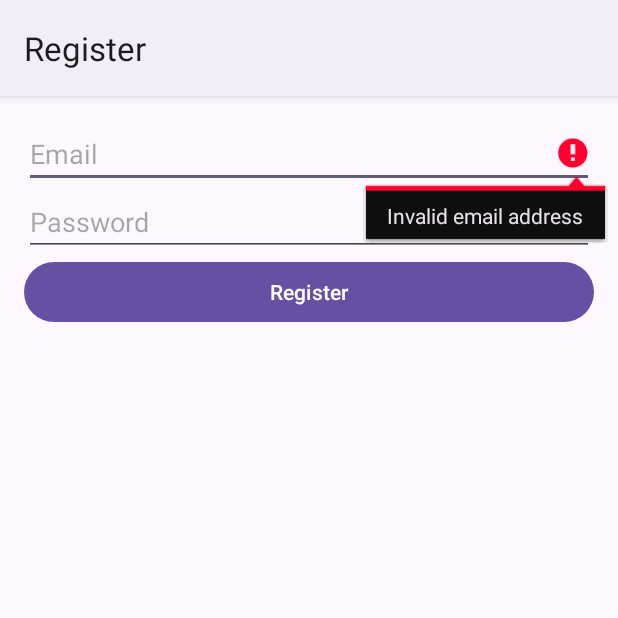
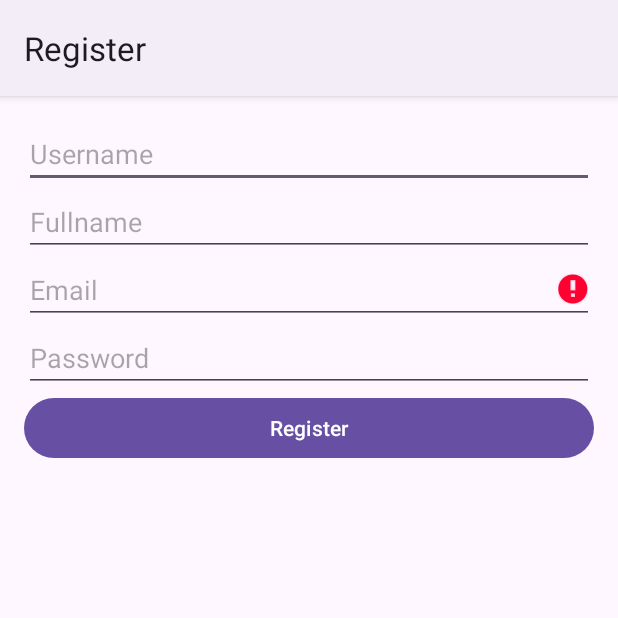
Before and after one commit to n4days/SIMKampus, an Android app: the Register screen opened directly, with no data from a screen before it, after a tap on "Register", on a phone screen of 412 x 824 dp, the top half of it. Run offline under Robolectric (Android 15) with nearby library versions, the phone set to English and light mode, and no system bars.

Commit message:
feat(n4days) controller column in Register add some columns

```diff
--- a/app/src/main/java/com/example/simkampus/DatabaseHelper.java
+++ b/app/src/main/java/com/example/simkampus/DatabaseHelper.java
@@ -14,8 +14,10 @@
     public static final String DATABASE_NAME = "User.db";
     public static final String TABLE_NAME = "user_table";
     public static final String COL_1 = "ID";
-    public static final String COL_2 = "EMAIL";
-    public static final String COL_3 = "PASSWORD";
+    public static final String COL_2 = "USERNAME";
+    public static final String COL_3 = "FULLNAME";
+    public static final String COL_4 = "EMAIL";
+    public static final String COL_5 = "PASSWORD";
 
     private static final String TABLE_NAME_2 = "mahasiswa_table";
     private static final String COLUMN_ID = "ID";
@@ -26,11 +28,11 @@
     private static final String COLUMN_ADDRESS = "ADDRESS";
 
     public DatabaseHelper(Context context) {
-        super(context, DATABASE_NAME, null, 2);
+        super(context, DATABASE_NAME, null, 3);
     }
 
     public void onCreate(SQLiteDatabase db) {
-        db.execSQL("create table " + TABLE_NAME + " (ID INTEGER PRIMARY KEY AUTOINCREMENT, EMAIL TEXT, PASSWORD TEXT)");
+        db.execSQL("create table " + TABLE_NAME + " (ID INTEGER PRIMARY KEY AUTOINCREMENT, USERNAME TEXT, FULLNAME TEXT, EMAIL TEXT, PASSWORD TEXT)");
         db.execSQL("create table " + TABLE_NAME_2 + " (ID INTEGER PRIMARY KEY AUTOINCREMENT, NIM TEXT, NAMA TEXT, DOB TEXT, GENDER TEXT, ADDRESS TEXT)");
     }
 
@@ -40,11 +42,13 @@
         onCreate(db);
     }
 
-    public boolean insert(String email, String password) {
+    public boolean insert(String username, String fullname, String email, String password) {
         SQLiteDatabase db = this.getWritableDatabase();
         ContentValues contentValues = new ContentValues();
-        contentValues.put(COL_2, email);
-        contentValues.put(COL_3, password);
+        contentValues.put(COL_2, username);
+        contentValues.put(COL_3, fullname);
+        contentValues.put(COL_4, email);
+        contentValues.put(COL_5, password);
         long result = db.insert(TABLE_NAME, null, contentValues);
         return result != -1;
     }
--- a/app/src/main/java/com/example/simkampus/Register.java
+++ b/app/src/main/java/com/example/simkampus/Register.java
@@ -12,7 +12,7 @@
 
 public class Register extends AppCompatActivity {
 
-    EditText etRegEmail, etRegPassword;
+    EditText etUsername, etFullname, etRegEmail, etRegPassword;
     Button btnRegRegister;
     DatabaseHelper db;
 
@@ -21,6 +21,8 @@
         super.onCreate(savedInstanceState);
         setContentView(R.layout.activity_register);
 
+        etUsername = findViewById(R.id.etUsername);
+        etFullname = findViewById(R.id.etFullname);
         etRegEmail = findViewById(R.id.etRegEmail);
         etRegPassword = findViewById(R.id.etRegPassword);
         btnRegRegister = findViewById(R.id.btnRegRegister);
@@ -29,6 +31,8 @@
         btnRegRegister.setOnClickListener(new View.OnClickListener() {
             @Override
             public void onClick(View v) {
+                String username = etUsername.getText().toString();
+                String fullname = etFullname.getText().toString();
                 String email = etRegEmail.getText().toString();
                 String password = etRegPassword.getText().toString();
                 if (Patterns.EMAIL_ADDRESS.matcher(email).matches()) {
@@ -36,7 +40,7 @@
                     if (checkEmail == false) {
                         String hashedPassword = Utils.hashMD5(password);
 
-                        Boolean insert = db.insert(email, hashedPassword);
+                        Boolean insert = db.insert(username, fullname, email, hashedPassword);
                         if (insert == true) {
                             Toast.makeText(getApplicationContext(), "Registered Successfully", Toast.LENGTH_SHORT).show();
                             Intent intent = new Intent(Register.this, Login.class);
--- a/app/src/main/res/layout/activity_register.xml
+++ b/app/src/main/res/layout/activity_register.xml
@@ -4,6 +4,18 @@
     android:layout_height="match_parent"
     android:orientation="vertical"
     android:padding="16dp">
+
+    <EditText
+        android:id="@+id/etUsername"
+        android:layout_width="match_parent"
+        android:layout_height="wrap_content"
+        android:hint="Username" />
+
+    <EditText
+        android:id="@+id/etFullname"
+        android:layout_width="match_parent"
+        android:layout_height="wrap_content"
+        android:hint="Fullname" />
 
     <EditText
         android:id="@+id/etRegEmail"
```
